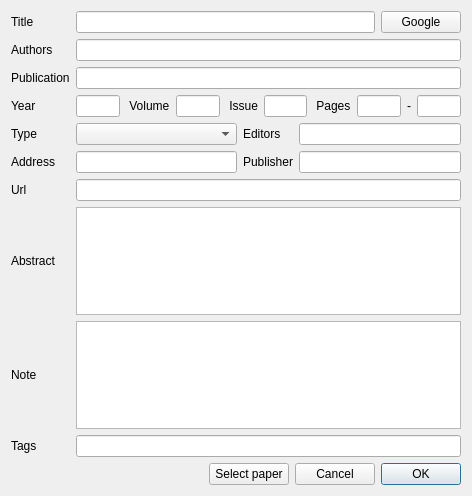
Before: the Qt Designer form PaperDlg.ui in congchenutd/papernet, drawn with Qt 5.
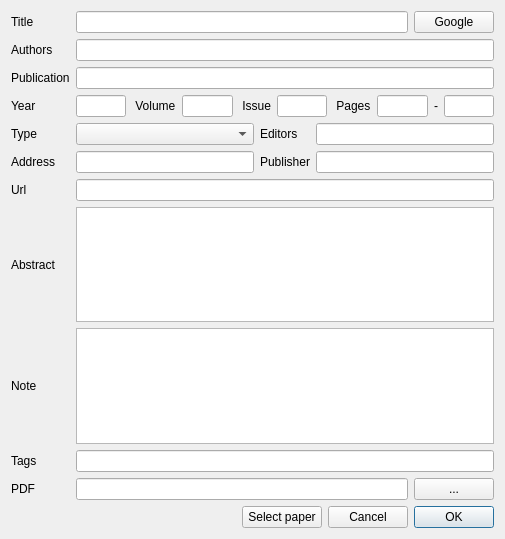
After: the same form once the commit is applied. Custom widgets are drawn as their Qt base class.

```diff
--- a/PaperDlg.ui
+++ b/PaperDlg.ui
@@ -6,8 +6,8 @@
    <rect>
     <x>0</x>
     <y>0</y>
-    <width>472</width>
-    <height>496</height>
+    <width>505</width>
+    <height>539</height>
    </rect>
   </property>
   <property name="windowTitle">
@@ -166,7 +166,28 @@
    <item row="9" column="1" colspan="3">
     <widget class="MyLineEdit" name="leTags"/>
    </item>
-   <item row="10" column="0" colspan="4">
+   <item row="10" column="0">
+    <widget class="QLabel" name="label_16">
+     <property name="text">
+      <string>PDF</string>
+     </property>
+    </widget>
+   </item>
+   <item row="10" column="1" colspan="3">
+    <layout class="QHBoxLayout" name="horizontalLayout_4">
+     <item>
+      <widget class="MyLineEdit" name="lePDF"/>
+     </item>
+     <item>
+      <widget class="QPushButton" name="btAddPDF">
+       <property name="text">
+        <string>...</string>
+       </property>
+      </widget>
+     </item>
+    </layout>
+   </item>
+   <item row="11" column="1" colspan="3">
     <layout class="QHBoxLayout" name="horizontalLayout_3">
      <item>
       <spacer name="horizontalSpacer">
```
Left out of the diff: 46 changed lines with no effect on the pictures.
